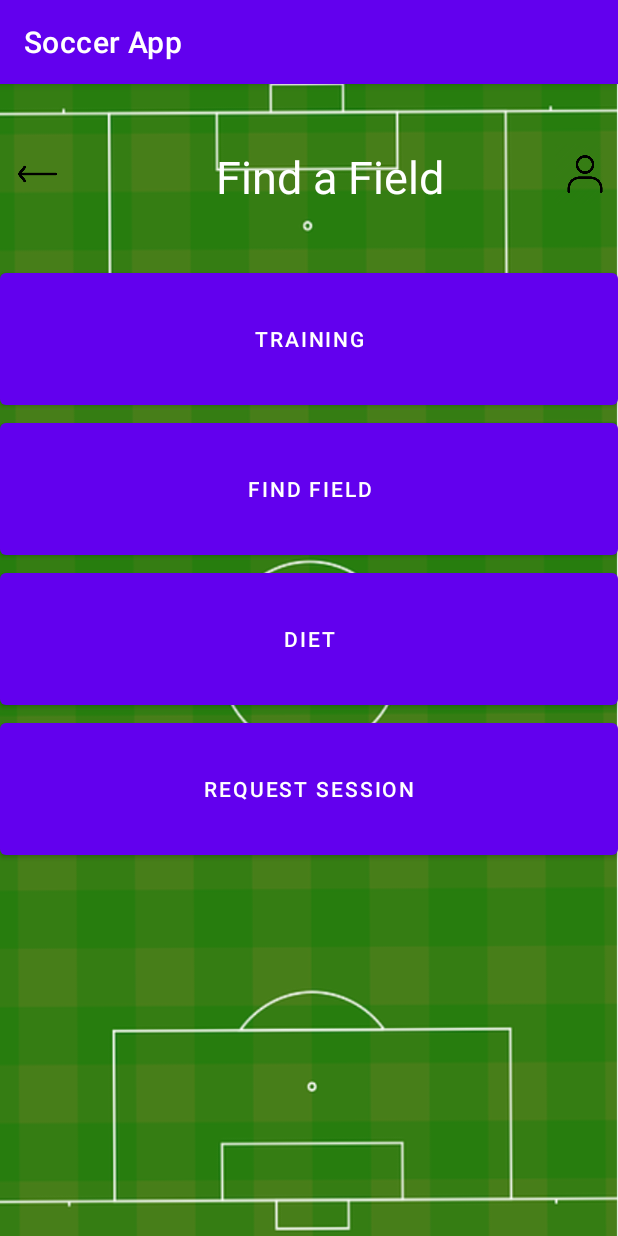
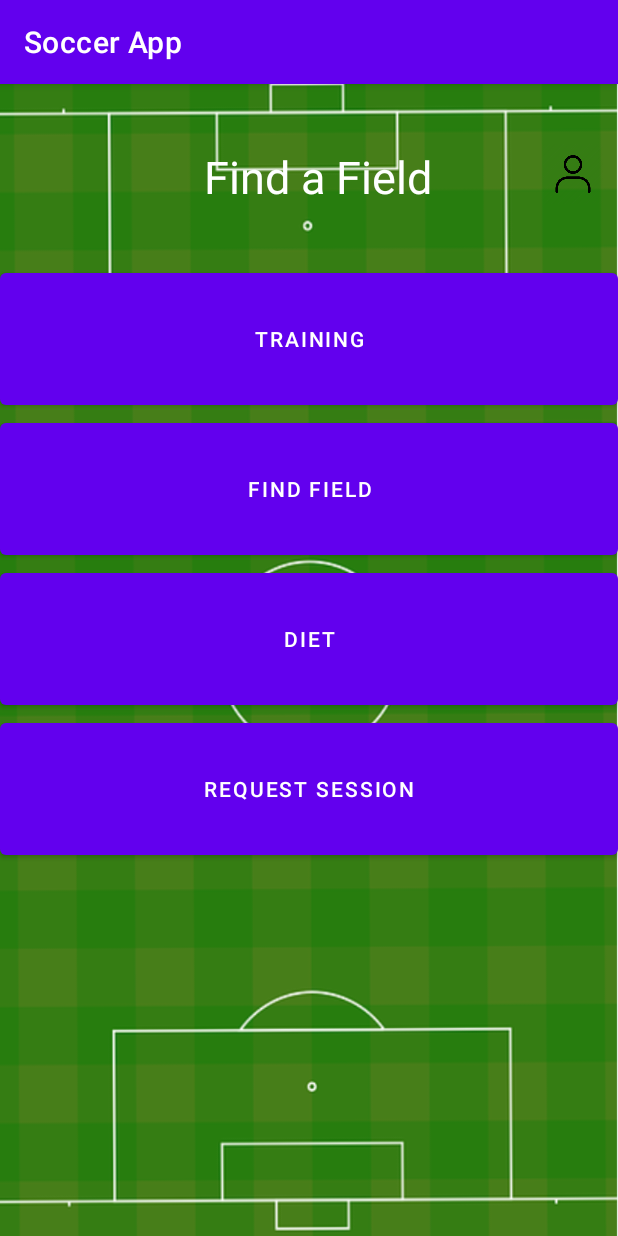
Before and after one commit to dareusm/Soccer_Training_App, an Android app: the MainActivity screen opened directly, with no data from a screen before it, on a phone screen of 412 x 824 dp. Run offline under Robolectric (Android 15) with nearby library versions, the phone set to English and light mode, and no system bars; our stand-ins replace Firebase (no records; nobody signed in at launch, a user with empty details on screens opened directly).

Commit message:
Editing layout file titles

```diff
--- a/app/src/main/java/com/example/soccerapp/MainActivity.kt
+++ b/app/src/main/java/com/example/soccerapp/MainActivity.kt
@@ -26,7 +26,6 @@ class MainActivity : AppCompatActivity() {
     lateinit var title: TextView
     lateinit var firstName: String
     lateinit var profileIcon: ImageView
-    lateinit var backArrow: ImageView
     var db = Firebase.firestore
 
     override fun onCreate(savedInstanceState: Bundle?) {
@@ -45,11 +44,6 @@ class MainActivity : AppCompatActivity() {
         findFieldBtn = findViewById(R.id.find_field_btn)
         reqSessionBtn = findViewById(R.id.request_session_btn)
         profileIcon = findViewById(R.id.profile_Icon)
-        backArrow = findViewById(R.id.back_arrow)
-
-        backArrow.setOnClickListener {
-            finish()
-        }
 
         profileIcon.setOnClickListener {
             val intent = Intent(this, Profile::class.java)
--- a/app/src/main/res/layout/agility_activity.xml
+++ b/app/src/main/res/layout/agility_activity.xml
@@ -35,7 +35,7 @@
                 android:text="Find a Field"
                 android:textSize="30dp"
                 android:gravity="center"
-                android:textColor="#FFFFFF"
+                android:textColor="#000000"
                 android:layout_marginTop="2dp"
                 android:layout_row="0"
                 android:layout_column="1"
--- a/app/src/main/res/layout/defense_activity.xml
+++ b/app/src/main/res/layout/defense_activity.xml
@@ -36,7 +36,7 @@
                 android:text="Find a Field"
                 android:textSize="30dp"
                 android:gravity="center"
-                android:textColor="#FFFFFF"
+                android:textColor="#000000"
                 android:layout_marginTop="2dp"
                 android:layout_row="0"
                 android:layout_column="1"
--- a/app/src/main/res/layout/dribbling_activity.xml
+++ b/app/src/main/res/layout/dribbling_activity.xml
@@ -36,7 +36,7 @@
                 android:text="Find a Field"
                 android:textSize="30dp"
                 android:gravity="center"
-                android:textColor="#FFFFFF"
+                android:textColor="#000000"
                 android:layout_marginTop="2dp"
                 android:layout_row="0"
                 android:layout_column="1"
--- a/app/src/main/res/layout/main_activity.xml
+++ b/app/src/main/res/layout/main_activity.xml
@@ -11,17 +11,6 @@
         android:orientation="horizontal"
         android:layout_margin="10dp">
 
-        <ImageView
-            android:id="@+id/back_arrow"
-            android:layout_height="40dp"
-            android:layout_width="30dp"
-            android:layout_marginTop="30dp"
-            android:src="@drawable/back_arrow"
-            android:onClick="goToProfile"
-            android:layout_column="0"
-            android:layout_row="0"
-            android:contentDescription="Profile Icon"
-            />
 
         <TextView
             android:id="@+id/welcome_title"
--- a/app/src/main/res/layout/passing_activity.xml
+++ b/app/src/main/res/layout/passing_activity.xml
@@ -36,7 +36,7 @@
                 android:text="Find a Field"
                 android:textSize="30dp"
                 android:gravity="center"
-                android:textColor="#FFFFFF"
+                android:textColor="#000000"
                 android:layout_marginTop="2dp"
                 android:layout_row="0"
                 android:layout_column="1"
--- a/app/src/main/res/layout/training_activity.xml
+++ b/app/src/main/res/layout/training_activity.xml
@@ -35,7 +35,7 @@
             android:text="Find a Field"
             android:textSize="30dp"
             android:gravity="center"
-            android:textColor="#FFFFFF"
+            android:textColor="#000000"
             android:layout_marginTop="2dp"
             android:layout_row="0"
             android:layout_column="1"
```
